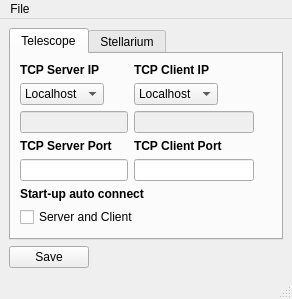
Old version of the form GUI_Windows/TCPSettings.ui in the repository AmateurRadioTelescopeSystem/RadioTelescope_Controller.
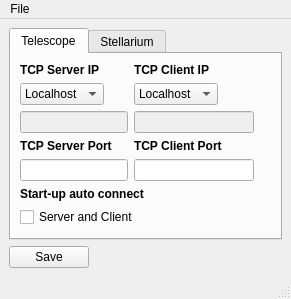
New version of the form.

Diff of the .ui file:
```diff
--- a/GUI_Windows/TCPSettings.ui
+++ b/GUI_Windows/TCPSettings.ui
@@ -9,8 +9,8 @@
    <rect>
     <x>0</x>
     <y>0</y>
-    <width>292</width>
-    <height>297</height>
+    <width>291</width>
+    <height>291</height>
    </rect>
   </property>
   <property name="windowTitle">
@@ -351,12 +351,13 @@
     </item>
    </layout>
   </widget>
+  <widget class="QStatusBar" name="statusbar"/>
   <widget class="QMenuBar" name="menubar">
    <property name="geometry">
     <rect>
      <x>0</x>
      <y>0</y>
-     <width>292</width>
+     <width>291</width>
      <height>21</height>
     </rect>
    </property>
@@ -368,7 +369,6 @@
    </widget>
    <addaction name="menuFile"/>
   </widget>
-  <widget class="QStatusBar" name="statusbar"/>
   <action name="actionSave">
    <property name="text">
     <string>Save</string>
```
